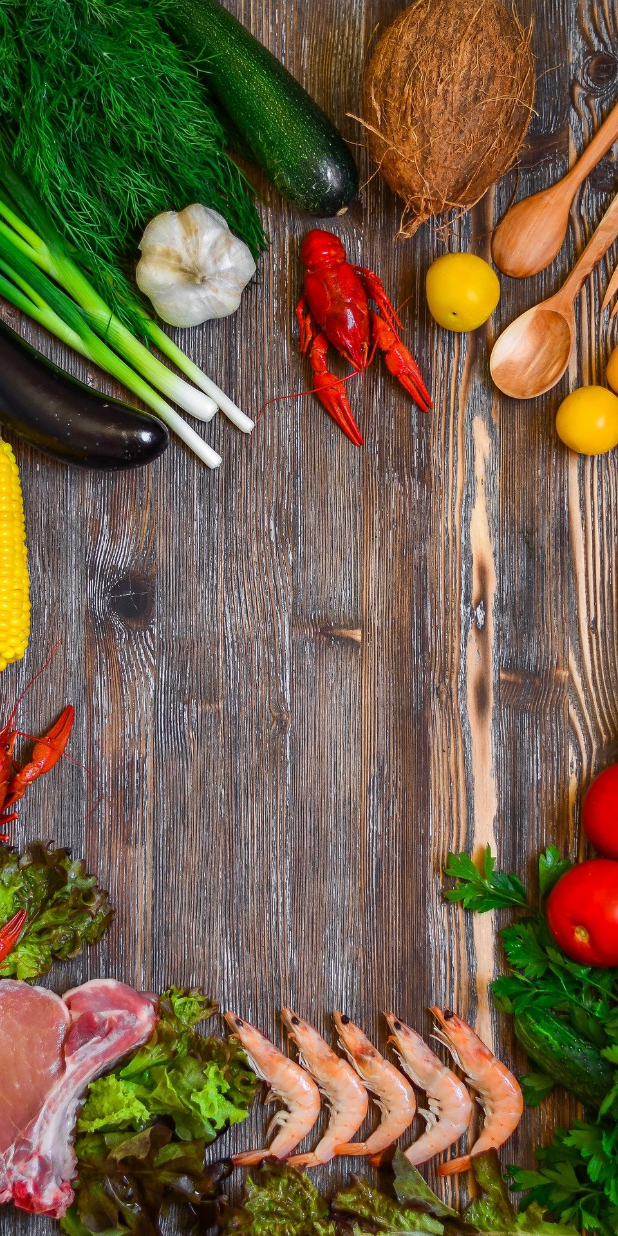
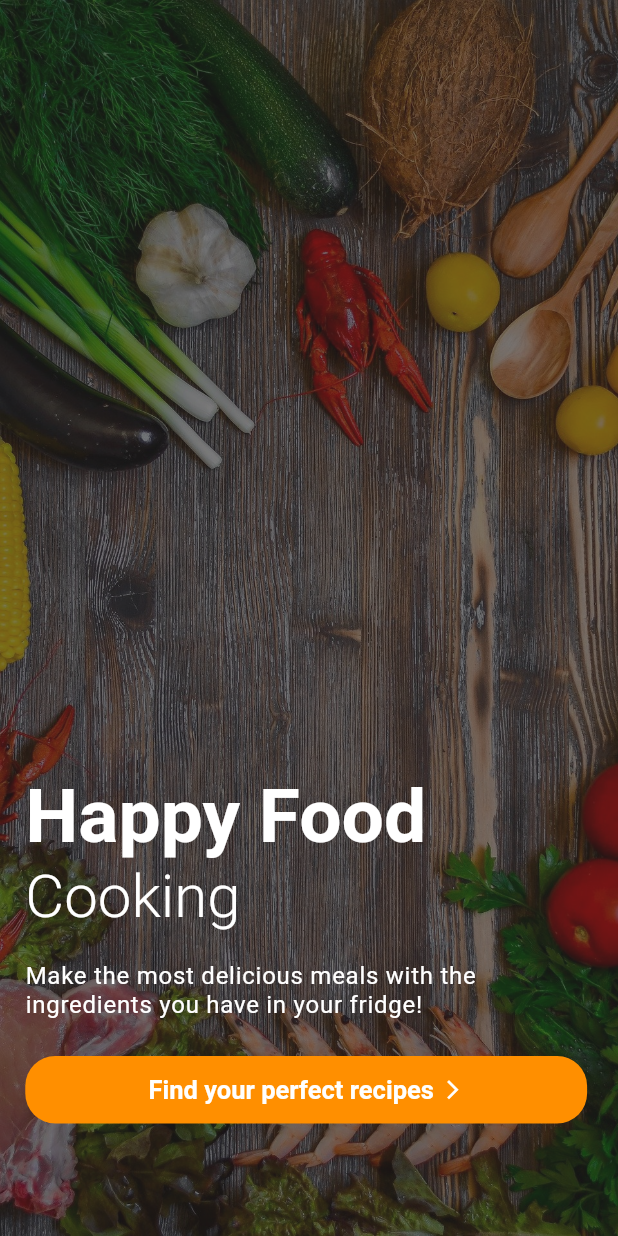
Before and after one commit to Williano/Flutter-UI-practice, a Flutter app: the screen it shows after launch, on a phone screen of 412 x 824 dp. Run offline on Flutter 3.47's test engine with Material 2 defaults, Android fonts, the phone set to English and light mode, and no system bars.

Commit message:
Finish startup screen

```diff
--- a/appetiser_app/lib/features/recipes/ui/startup_screen/startup_screen.dart
+++ b/appetiser_app/lib/features/recipes/ui/startup_screen/startup_screen.dart
@@ -12,7 +12,87 @@ class StartupScreen extends StatelessWidget {
               width: MediaQuery.of(context).size.width,
               height: MediaQuery.of(context).size.height,
               fit: BoxFit.cover,
-            )
+            ),
+            Container(
+              width: MediaQuery.of(context).size.width,
+              height: MediaQuery.of(context).size.height,
+              color: Colors.grey[900].withOpacity(0.6),
+            ),
+            Positioned(
+              top: MediaQuery.of(context).size.height / 1.6,
+              right: MediaQuery.of(context).size.width / 20,
+              child: Center(
+                child: Column(
+                  crossAxisAlignment: CrossAxisAlignment.start,
+                  children: [
+                    Text(
+                      "Happy Food",
+                      style: TextStyle(
+                          color: Colors.white,
+                          fontSize: 50,
+                          fontWeight: FontWeight.bold),
+                    ),
+                    Text(
+                      "Cooking",
+                      style: TextStyle(
+                          color: Colors.white,
+                          fontSize: 40.0,
+                          fontWeight: FontWeight.w300),
+                    ),
+                    SizedBox(
+                      height: 20,
+                    ),
+                    Text(
+                      "Make the most delicious meals with the",
+                      style: TextStyle(
+                          color: Colors.white,
+                          fontSize: 16,
+                          letterSpacing: 0.5),
+                    ),
+                    Text(
+                      "ingredients you have in your fridge!",
+                      style: TextStyle(
+                          color: Colors.white,
+                          fontSize: 16,
+                          letterSpacing: 0.5),
+                    ),
+                    SizedBox(
+                      height: 25,
+                    ),
+                    SizedBox(
+                      width: MediaQuery.of(context).size.width / 1.1,
+                      height: 45,
+                      child: FlatButton(
+                        onPressed: () {},
+                        color: Colors.amber[800],
+                        child: Row(
+                          mainAxisAlignment: MainAxisAlignment.center,
+                          children: [
+                            Text(
+                              "Find your perfect recipes",
+                              style: TextStyle(
+                                  color: Colors.white,
+                                  fontSize: 17,
+                                  fontWeight: FontWeight.w600),
+                            ),
+                            SizedBox(
+                              width: 5,
+                            ),
+                            Icon(
+                              Icons.arrow_forward_ios,
+                              color: Colors.white,
+                              size: 15,
+                            ),
+                          ],
+                        ),
+                        shape: RoundedRectangleBorder(
+                            borderRadius: BorderRadius.circular(20.0)),
+                      ),
+                    )
+                  ],
+                ),
+              ),
+            ),
           ],
         ),
       ),
```
